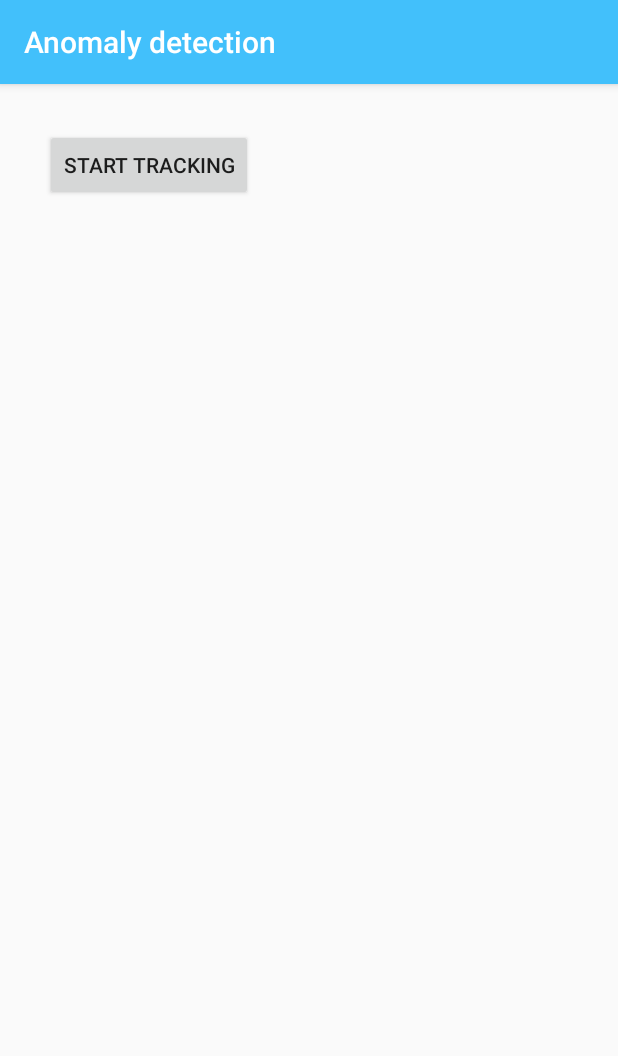
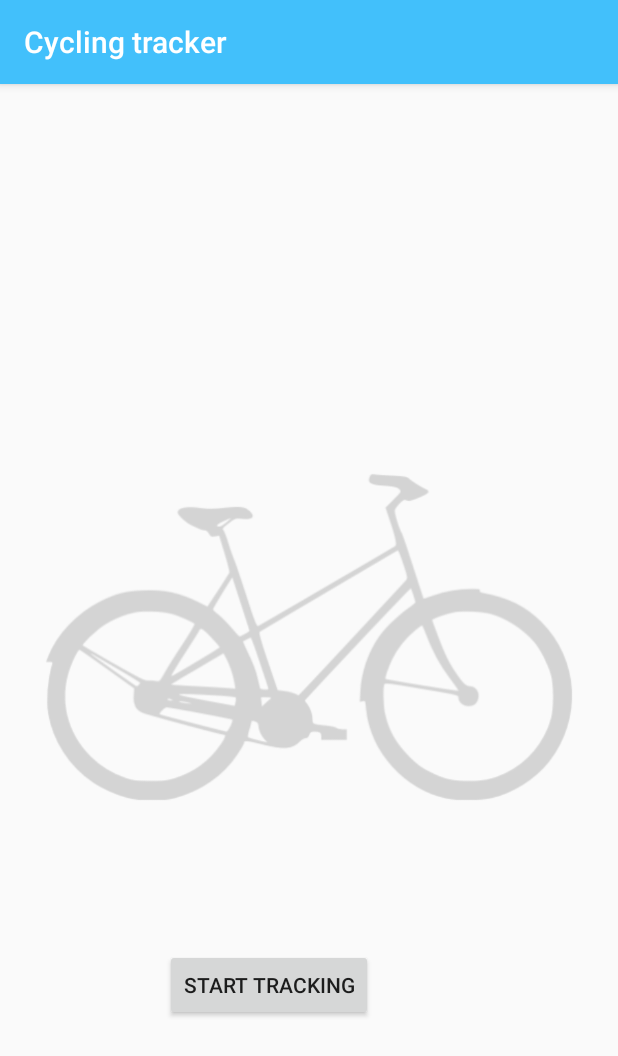
Before and after one commit to SuzannaWentzel/ChallengeAnomalyDetection, an Android app: the screen it shows after launch (MainActivity), on a phone screen of 412 x 824 dp. Shown: the top 1056 px of the screen. Run offline under Robolectric (Android 15) with nearby library versions, the phone set to English and light mode, and no system bars.

Commit message:
Updated homepage and design

```diff
--- a/ChallengeAnomalyDetection/Practicing/app/src/main/res/layout/activity_main.xml
+++ b/ChallengeAnomalyDetection/Practicing/app/src/main/res/layout/activity_main.xml
@@ -22,9 +22,39 @@
 <!--            android:id="@+id/zAccValue"/>-->
 <!--    </LinearLayout>-->
 
-    <Button
-        android:id="@+id/openMaps"
-        android:layout_width="wrap_content"
-        android:layout_height="wrap_content"
-        android:text="Start tracking" />
+    <RelativeLayout
+        android:layout_width="match_parent"
+        android:layout_height="match_parent"
+        android:layout_centerVertical="true"
+        android:layout_centerHorizontal="true"
+        >
+
+        <ImageView
+            android:id="@+id/imageView"
+            android:layout_width="wrap_content"
+            android:layout_height="wrap_content"
+            android:layout_alignParentEnd="true"
+            android:layout_alignParentRight="true"
+            android:layout_alignParentBottom="true"
+            android:layout_marginEnd="0dp"
+            android:layout_marginRight="0dp"
+            android:layout_marginBottom="113dp"
+            app:srcCompat="@drawable/bike" />
+
+        <Button
+            android:id="@+id/openMaps"
+            android:layout_width="wrap_content"
+            android:layout_height="wrap_content"
+            android:layout_alignWithParentIfMissing="true"
+            android:layout_alignParentStart="true"
+            android:layout_alignParentLeft="true"
+            android:layout_alignParentBottom="true"
+            android:layout_centerHorizontal="true"
+            android:layout_marginStart="80dp"
+            android:layout_marginLeft="80dp"
+            android:layout_marginBottom="113dp"
+            android:text="Start tracking" />
+    </RelativeLayout>
+
+
 </LinearLayout>
--- a/ChallengeAnomalyDetection/Practicing/app/src/main/res/values/colors.xml
+++ b/ChallengeAnomalyDetection/Practicing/app/src/main/res/values/colors.xml
@@ -1,6 +1,6 @@
 <?xml version="1.0" encoding="utf-8"?>
 <resources>
     <color name="colorPrimary">#42c0fb</color>
-    <color name="colorPrimaryDark">#050175</color>
+    <color name="colorPrimaryDark">#12a8ed</color>
     <color name="colorAccent">#ff9100</color>
 </resources>
--- a/ChallengeAnomalyDetection/Practicing/app/src/main/res/values/strings.xml
+++ b/ChallengeAnomalyDetection/Practicing/app/src/main/res/values/strings.xml
@@ -1,4 +1,4 @@
 <resources>
-    <string name="app_name">Anomaly detection</string>
+    <string name="app_name">Cycling tracker</string>
     <string name="title_activity_maps">Anomaly map</string>
 </resources>
```
Also changed, not shown: ChallengeAnomalyDetection/Practicing/app/src/main/res/drawable/bike.png (added), 1 other file.
